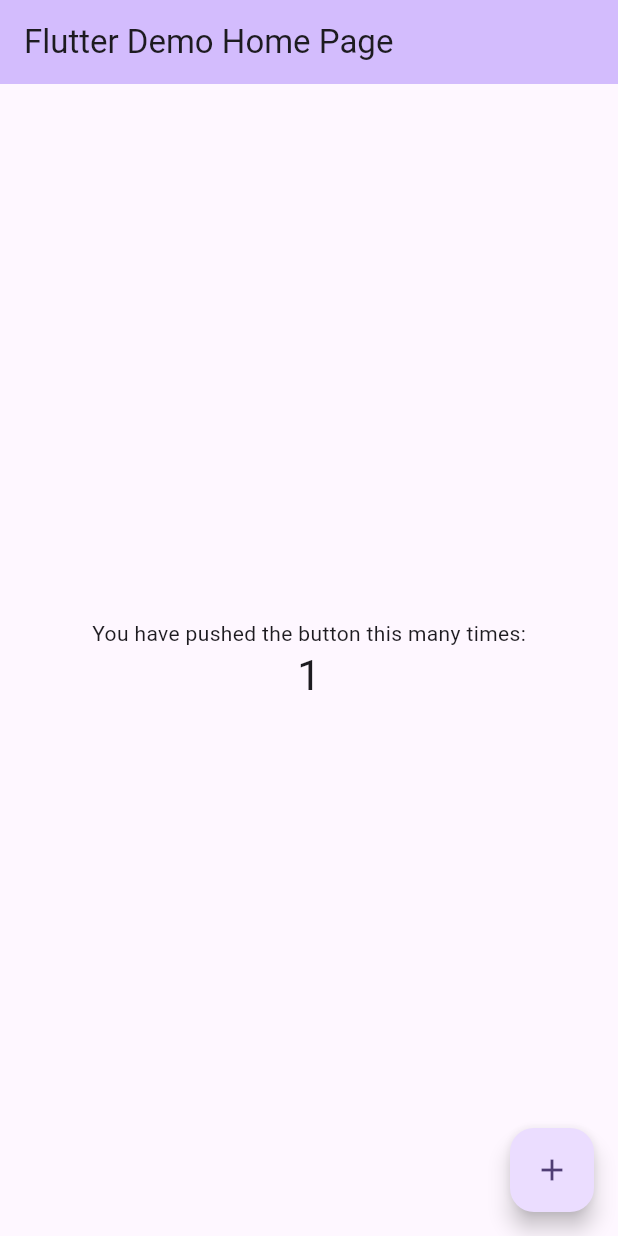
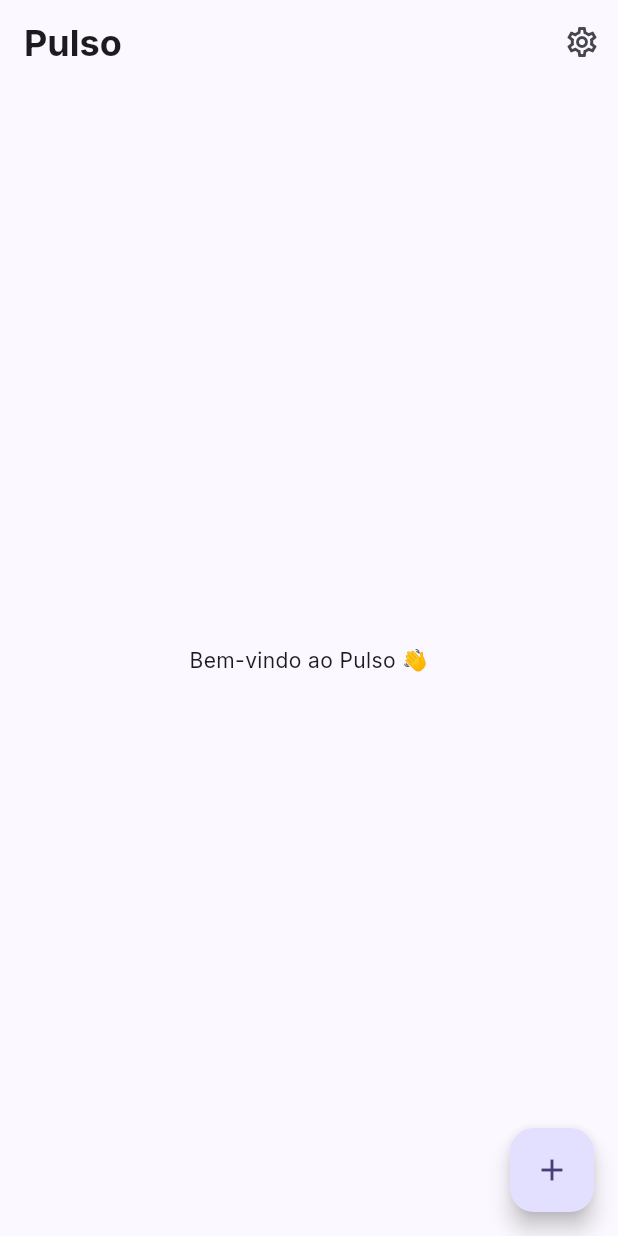
Before and after one commit to Kaluma-Machanisse/Pulso, a Flutter app: the screen it shows after launch, after a tap on the "add" icon, on a phone screen of 412 x 824 dp. Run offline on Flutter 3.47's test engine with Material 3 defaults, Android fonts, the phone set to English and light mode, and no system bars; our stand-ins replace flutter_riverpod, google_fonts.

Commit message:
setup inicial: tema, estrutura de pastas e dashboard base

```diff
--- /dev/null
+++ b/lib/core/theme/app_theme.dart
@@ -0,0 +1,41 @@
+import 'package:flutter/material.dart';
+import 'package:google_fonts/google_fonts.dart';
+
+class AppTheme {
+  static const _primaryColor = Color(0xFF6C63FF);
+  static const _secondaryColor = Color(0xFF03DAC6);
+
+  static ThemeData light() {
+    return ThemeData(
+      useMaterial3: true,
+      colorScheme: ColorScheme.fromSeed(
+        seedColor: _primaryColor,
+        secondary: _secondaryColor,
+        brightness: Brightness.light,
+      ),
+      textTheme: GoogleFonts.interTextTheme(),
+      appBarTheme: const AppBarTheme(
+        centerTitle: false,
+        elevation: 0,
+      ),
+    );
+  }
+
+  static ThemeData dark() {
+    return ThemeData(
+      useMaterial3: true,
+      colorScheme: ColorScheme.fromSeed(
+        seedColor: _primaryColor,
+        secondary: _secondaryColor,
+        brightness: Brightness.dark,
+      ),
+      textTheme: GoogleFonts.interTextTheme(
+        ThemeData(brightness: Brightness.dark).textTheme,
+      ),
+      appBarTheme: const AppBarTheme(
+        centerTitle: false,
+        elevation: 0,
+      ),
+    );
+  }
+}
--- /dev/null
+++ b/lib/features/dashboard/presentation/dashboard_screen.dart
@@ -0,0 +1,35 @@
+import 'package:flutter/material.dart';
+import 'package:flutter_riverpod/flutter_riverpod.dart';
+
+class DashboardScreen extends ConsumerWidget {
+  const DashboardScreen({super.key});
+
+  @override
+  Widget build(BuildContext context, WidgetRef ref) {
+    final theme = Theme.of(context);
+
+    return Scaffold(
+      appBar: AppBar(
+        title: Text(
+          'Pulso',
+          style: theme.textTheme.headlineSmall?.copyWith(
+            fontWeight: FontWeight.bold,
+          ),
+        ),
+        actions: [
+          IconButton(
+            icon: const Icon(Icons.settings_outlined),
+            onPressed: () {},
+          ),
+        ],
+      ),
+      body: const Center(
+        child: Text('Bem-vindo ao Pulso 👋'),
+      ),
+      floatingActionButton: FloatingActionButton(
+        onPressed: () {},
+        child: const Icon(Icons.add),
+      ),
+    );
+  }
+}
--- a/lib/main.dart
+++ b/lib/main.dart
@@ -1,122 +1,29 @@
 import 'package:flutter/material.dart';
+import 'package:flutter_riverpod/flutter_riverpod.dart';
+import 'core/theme/app_theme.dart';
+import 'features/dashboard/presentation/dashboard_screen.dart';
 
-void main() {
-  runApp(const MyApp());
+void main() async {
+  WidgetsFlutterBinding.ensureInitialized();
+  runApp(
+    const ProviderScope(
+      child: PulsoApp(),
+    ),
+  );
 }
 
-class MyApp extends StatelessWidget {
-  const MyApp({super.key});
+class PulsoApp extends StatelessWidget {
+  const PulsoApp({super.key});
 
-  // This widget is the root of your application.
   @override
   Widget build(BuildContext context) {
     return MaterialApp(
-      title: 'Flutter Demo',
-      theme: ThemeData(
-        // This is the theme of your application.
-        //
-        // TRY THIS: Try running your application with "flutter run". You'll see
-        // the application has a purple toolbar. Then, without quitting the app,
-        // try changing the seedColor in the colorScheme below to Colors.green
-        // and then invoke "hot reload" (save your changes or press the "hot
-        // reload" button in a Flutter-supported IDE, or press "r" if you used
-        // the command line to start the app).
-        //
-        // Notice that the counter didn't reset back to zero; the application
-        // state is not lost during the reload. To reset the state, use hot
-        // restart instead.
-        //
-        // This works for code too, not just values: Most code changes can be
-        // tested with just a hot reload.
-        colorScheme: ColorScheme.fromSeed(seedColor: Colors.deepPurple),
-      ),
-      home: const MyHomePage(title: 'Flutter Demo Home Page'),
+      title: 'Pulso',
+      debugShowCheckedModeBanner: false,
+      theme: AppTheme.light(),
+      darkTheme: AppTheme.dark(),
+      themeMode: ThemeMode.system,
+      home: const DashboardScreen(),
     );
   }
 }
-
-class MyHomePage extends StatefulWidget {
-  const MyHomePage({super.key, required this.title});
-
-  // This widget is the home page of your application. It is stateful, meaning
-  // that it has a State object (defined below) that contains fields that affect
-  // how it looks.
-
-  // This class is the configuration for the state. It holds the values (in this
-  // case the title) provided by the parent (in this case the App widget) and
-  // used by the build method of the State. Fields in a Widget subclass are
-  // always marked "final".
-
-  final String title;
-
-  @override
-  State<MyHomePage> createState() => _MyHomePageState();
-}
-
-class _MyHomePageState extends State<MyHomePage> {
-  int _counter = 0;
-
-  void _incrementCounter() {
-    setState(() {
-      // This call to setState tells the Flutter framework that something has
-      // changed in this State, which causes it to rerun the build method below
-      // so that the display can reflect the updated values. If we changed
-      // _counter without calling setState(), then the build method would not be
-      // called again, and so nothing would appear to happen.
-      _counter++;
-    });
-  }
-
-  @override
-  Widget build(BuildContext context) {
-    // This method is rerun every time setState is called, for instance as done
-    // by the _incrementCounter method above.
-    //
-    // The Flutter framework has been optimized to make rerunning build methods
-    // fast, so that you can just rebuild anything that needs updating rather
-    // than having to individually change instances of widgets.
-    return Scaffold(
-      appBar: AppBar(
-        // TRY THIS: Try changing the color here to a specific color (to
-        // Colors.amber, perhaps?) and trigger a hot reload to see the AppBar
-        // change color while the other colors stay the same.
-        backgroundColor: Theme.of(context).colorScheme.inversePrimary,
-        // Here we take the value from the MyHomePage object that was created by
-        // the App.build method, and use it to set our appbar title.
-        title: Text(widget.title),
-      ),
-      body: Center(
-        // Center is a layout widget. It takes a single child and positions it
-        // in the middle of the parent.
-        child: Column(
-          // Column is also a layout widget. It takes a list of children and
-          // arranges them vertically. By default, it sizes itself to fit its
-          // children horizontally, and tries to be as tall as its parent.
-          //
-          // Column has various properties to control how it sizes itself and
-          // how it positions its children. Here we use mainAxisAlignment to
-          // center the children vertically; the main axis here is the vertical
-          // axis because Columns are vertical (the cross axis would be
-          // horizontal).
-          //
-          // TRY THIS: Invoke "debug painting" (choose the "Toggle Debug Paint"
-          // action in the IDE, or press "p" in the console), to see the
-          // wireframe for each widget.
-          mainAxisAlignment: MainAxisAlignment.center,
-          children: <Widget>[
-            const Text('You have pushed the button this many times:'),
-            Text(
-              '$_counter',
-              style: Theme.of(context).textTheme.headlineMedium,
-            ),
-          ],
-        ),
-      ),
-      floatingActionButton: FloatingActionButton(
-        onPressed: _incrementCounter,
-        tooltip: 'Increment',
-        child: const Icon(Icons.add),
-      ), // This trailing comma makes auto-formatting nicer for build methods.
-    );
-  }
-}
```
Also changed, not shown: pubspec.yaml (+21 -72 lines), pubspec.lock, 5 other files.
